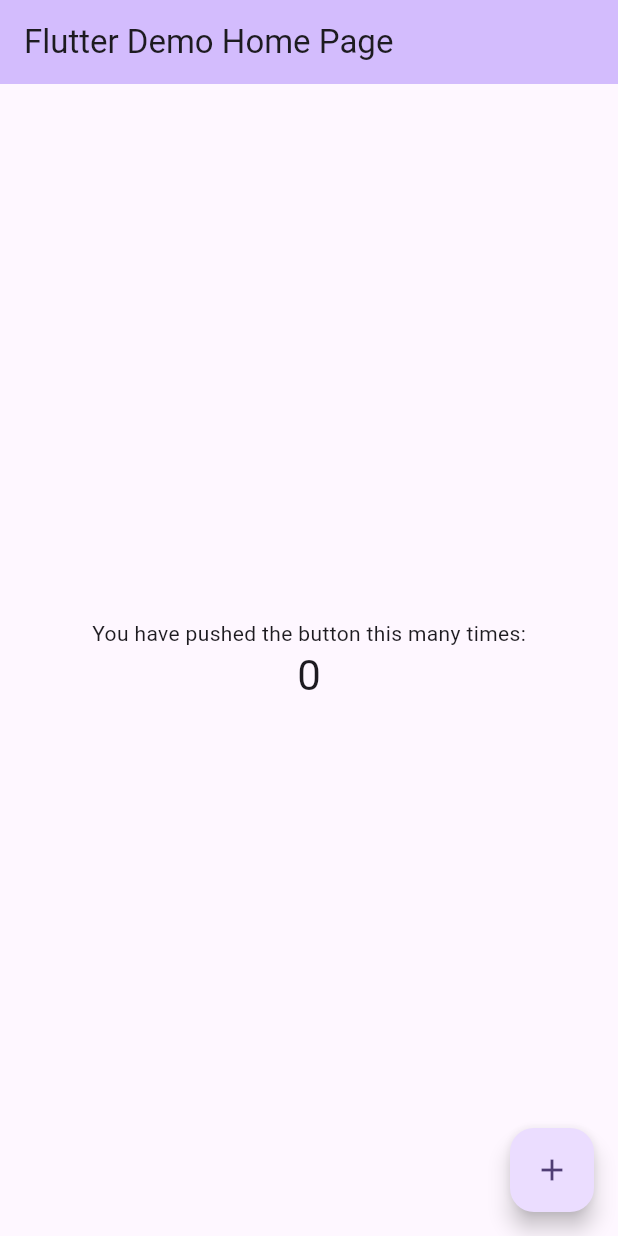
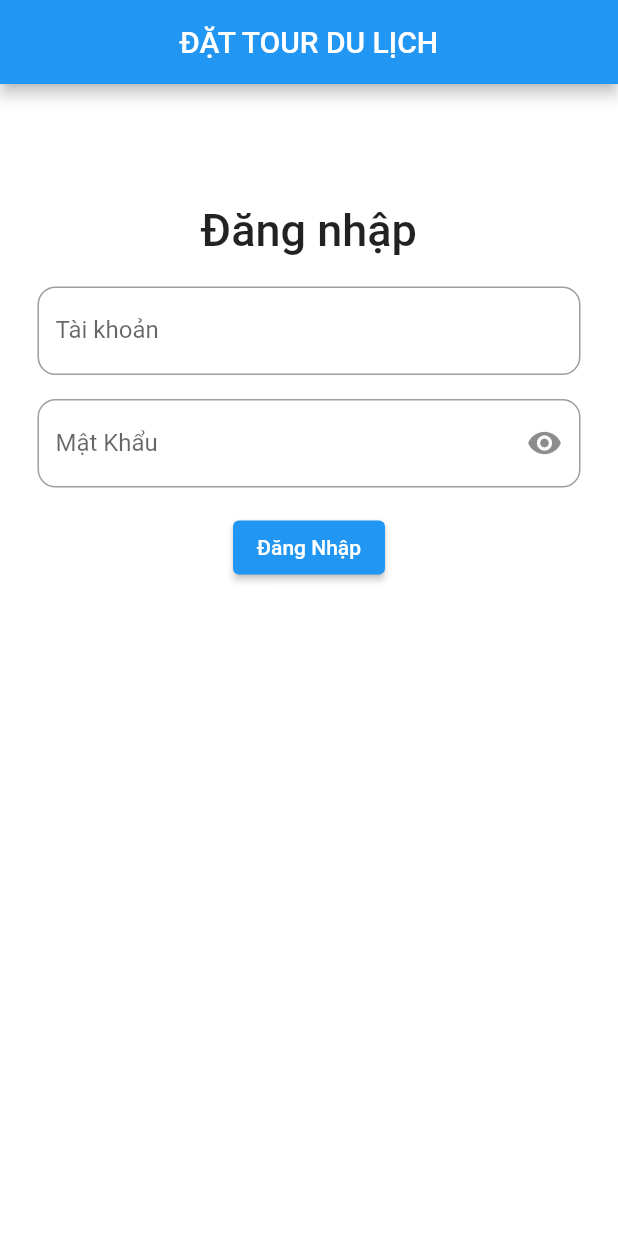
Before and after one commit to hoang-t3k56qx1/flutter_book_tour, a Flutter app: the screen it shows after launch, on a phone screen of 412 x 824 dp. Run offline on Flutter 3.47's test engine with Material 2 defaults, Android fonts, the phone set to English and light mode, and no system bars.

Commit message:
thiet ke khung login && man home

```diff
--- a/lib/main.dart
+++ b/lib/main.dart
@@ -1,4 +1,5 @@
 import 'package:flutter/material.dart';
+import 'package:flutter_book_tour/screen/login_screen/login_screen_view.dart';
 
 void main() {
   runApp(const MyApp());
@@ -10,116 +11,9 @@ class MyApp extends StatelessWidget {
   // This widget is the root of your application.
   @override
   Widget build(BuildContext context) {
-    return MaterialApp(
-      title: 'Flutter Demo',
-      theme: ThemeData(
-        // This is the theme of your application.
-        //
-        // TRY THIS: Try running your application with "flutter run". You'll see
-        // the application has a blue toolbar. Then, without quitting the app,
-        // try changing the seedColor in the colorScheme below to Colors.green
-        // and then invoke "hot reload" (save your changes or press the "hot
-        // reload" button in a Flutter-supported IDE, or press "r" if you used
-        // the command line to start the app).
-        //
-        // Notice that the counter didn't reset back to zero; the application
-        // state is not lost during the reload. To reset the state, use hot
-        // restart instead.
-        //
-        // This works for code too, not just values: Most code changes can be
-        // tested with just a hot reload.
-        colorScheme: ColorScheme.fromSeed(seedColor: Colors.deepPurple),
-        useMaterial3: true,
-      ),
-      home: const MyHomePage(title: 'Flutter Demo Home Page'),
+    return const MaterialApp(
+      home:LoginScreenView(),
+      debugShowCheckedModeBanner: false,
     );
   }
 }
-
-class MyHomePage extends StatefulWidget {
-  const MyHomePage({super.key, required this.title});
-
-  // This widget is the home page of your application. It is stateful, meaning
-  // that it has a State object (defined below) that contains fields that affect
-  // how it looks.
-
-  // This class is the configuration for the state. It holds the values (in this
-  // case the title) provided by the parent (in this case the App widget) and
-  // used by the build method of the State. Fields in a Widget subclass are
-  // always marked "final".
-
-  final String title;
-
-  @override
-  State<MyHomePage> createState() => _MyHomePageState();
-}
-
-class _MyHomePageState extends State<MyHomePage> {
-  int _counter = 0;
-
-  void _incrementCounter() {
-    setState(() {
-      // This call to setState tells the Flutter framework that something has
-      // changed in this State, which causes it to rerun the build method below
-      // so that the display can reflect the updated values. If we changed
-      // _counter without calling setState(), then the build method would not be
-      // called again, and so nothing would appear to happen.
-      _counter++;
-    });
-  }
-
-  @override
-  Widget build(BuildContext context) {
-    // This method is rerun every time setState is called, for instance as done
-    // by the _incrementCounter method above.
-    //
-    // The Flutter framework has been optimized to make rerunning build methods
-    // fast, so that you can just rebuild anything that needs updating rather
-    // than having to individually change instances of widgets.
-    return Scaffold(
-      appBar: AppBar(
-        // TRY THIS: Try changing the color here to a specific color (to
-        // Colors.amber, perhaps?) and trigger a hot reload to see the AppBar
-        // change color while the other colors stay the same.
-        backgroundColor: Theme.of(context).colorScheme.inversePrimary,
-        // Here we take the value from the MyHomePage object that was created by
-        // the App.build method, and use it to set our appbar title.
-        title: Text(widget.title),
-      ),
-      body: Center(
-        // Center is a layout widget. It takes a single child and positions it
-        // in the middle of the parent.
-        child: Column(
-          // Column is also a layout widget. It takes a list of children and
-          // arranges them vertically. By default, it sizes itself to fit its
-          // children horizontally, and tries to be as tall as its parent.
-          //
-          // Column has various properties to control how it sizes itself and
-          // how it positions its children. Here we use mainAxisAlignment to
-          // center the children vertically; the main axis here is the vertical
-          // axis because Columns are vertical (the cross axis would be
-          // horizontal).
-          //
-          // TRY THIS: Invoke "debug painting" (choose the "Toggle Debug Paint"
-          // action in the IDE, or press "p" in the console), to see the
-          // wireframe for each widget.
-          mainAxisAlignment: MainAxisAlignment.center,
-          children: <Widget>[
-            const Text(
-              'You have pushed the button this many times:',
-            ),
-            Text(
-              '$_counter',
-              style: Theme.of(context).textTheme.headlineMedium,
-            ),
-          ],
-        ),
-      ),
-      floatingActionButton: FloatingActionButton(
-        onPressed: _incrementCounter,
-        tooltip: 'Increment',
-        child: const Icon(Icons.add),
-      ), // This trailing comma makes auto-formatting nicer for build methods.
-    );
-  }
-}
--- /dev/null
+++ b/lib/screen/login_screen/login_screen_view.dart
@@ -0,0 +1,106 @@
+import 'package:flutter/material.dart';
+
+import '../home_screen/home_screen_view.dart';
+
+class LoginScreenView extends StatefulWidget{
+  const LoginScreenView({super.key});
+
+  @override
+  State<LoginScreenView> createState() => _LoginScreenViewState();
+}
+
+class _LoginScreenViewState extends State<LoginScreenView> {
+
+  final _emailController = TextEditingController();
+  final _passwordController = TextEditingController();
+
+  bool ischeckMK = true;
+
+  @override
+  Widget build(BuildContext context) {
+    return Scaffold(
+      appBar: AppBar(
+        title: const Center(child: Text('ĐẶT TOUR DU LỊCH')),
+        // toolbarHeight: 80,
+        // titleTextStyle: const TextStyle(
+        //   fontWeight: FontWeight.w600,
+        //   fontSize: 30
+        // ),
+      ),
+      backgroundColor: Colors.white,
+      body: _buildBody(),
+    );
+  }
+
+  _buildBody(){
+    return Padding(
+      padding: const EdgeInsets.only(top: 60, left: 10, right: 10),
+      child: Container(
+        color: Colors.white,
+        height: 400,
+        child: Padding(
+          padding: const EdgeInsets.only(left: 15, right: 15, top: 20),
+          child: Column(
+            mainAxisAlignment: MainAxisAlignment.start,
+            children: [
+              const Text(
+                "Đăng nhập",
+                style: TextStyle(
+                    fontSize: 30,
+                    fontWeight: FontWeight.w500
+                ),
+              ),
+              SizedBox(height: 20,),
+              TextFormField(
+                controller: _emailController,
+                decoration: const InputDecoration(
+                  labelText: 'Tài khoản',
+                  border: OutlineInputBorder(
+                      borderRadius : BorderRadius.all(Radius.circular(12))
+                  ),
+                ),
+              ),
+              const SizedBox(height: 16.0),
+              TextFormField(
+                controller: _passwordController,
+                obscureText: ischeckMK,
+                decoration:  InputDecoration(
+                  labelText: 'Mật Khẩu',
+                  border: const OutlineInputBorder(
+                      borderRadius : BorderRadius.all(Radius.circular(12))
+                  ),
+                  suffixIcon: IconButton(
+                    icon: Icon(ischeckMK ? Icons.visibility : Icons.visibility_off),
+                    onPressed: () {
+                      setState(() {
+                        ischeckMK = !ischeckMK;
+                      });
+                    },
+                  ),
+                ),
+              ),
+              const SizedBox(height: 16.0),
+              ElevatedButton(
+                onPressed: () {
+                  String email = _emailController.text;
+                  String password = _passwordController.text;
+                  Navigator.of(context).pushReplacement(MaterialPageRoute(
+                    builder: (context) => HomeScreenView(),
+                  ));
+                },
+                child: const Text('Đăng Nhập'),
+              ),
+            ],
+          ),
+        ),
+      ),
+    );
+  }
+
+  @override
+  void dispose() {
+    _emailController.dispose();
+    _passwordController.dispose();
+    super.dispose();
+  }
+}
```
Also changed, not shown: lib/screen/home_screen/home_screen_view.dart (added, +75 -0 lines), assets/images/bg_login.jpg (added).
